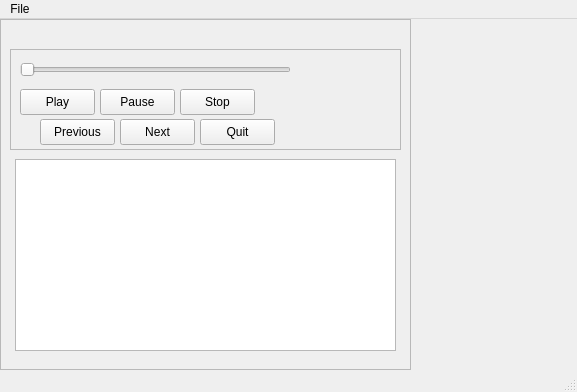
dylanarmstrong/musicroxx, file ui/wind.ui: the form before one commit.
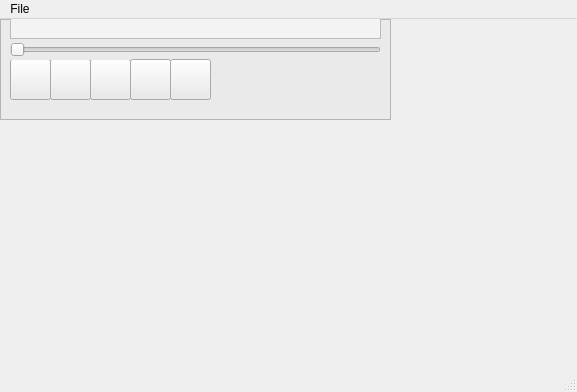
The form after the commit. Icons and pictures are not drawn.

Commit message: Added in icons, and removed the playlist for now

Diff of the .ui file:
```diff
--- a/ui/wind.ui
+++ b/ui/wind.ui
@@ -26,26 +26,11 @@
    <string>MainWindow</string>
   </property>
   <widget class="QWidget" name="centralwidget">
-   <widget class="QFrame" name="frame_2">
-    <property name="geometry">
-     <rect>
-      <x>0</x>
-      <y>0</y>
-      <width>411</width>
-      <height>351</height>
-     </rect>
-    </property>
-    <property name="frameShape">
-     <enum>QFrame::StyledPanel</enum>
-    </property>
-    <property name="frameShadow">
-     <enum>QFrame::Raised</enum>
-    </property>
     <widget class="QFrame" name="frame">
      <property name="geometry">
       <rect>
-       <x>10</x>
-       <y>30</y>
+      <x>0</x>
+      <y>0</y>
        <width>391</width>
        <height>101</height>
       </rect>
@@ -62,6 +47,9 @@
        <height>101</height>
       </size>
      </property>
+    <property name="styleSheet">
+     <string notr="true">background-color: rgb(234, 234, 234)</string>
+    </property>
      <property name="frameShape">
       <enum>QFrame::StyledPanel</enum>
      </property>
@@ -71,27 +59,47 @@
      <widget class="QPushButton" name="Play">
       <property name="geometry">
        <rect>
-        <x>10</x>
+       <x>50</x>
         <y>40</y>
-        <width>75</width>
-        <height>26</height>
+       <width>41</width>
+       <height>41</height>
        </rect>
       </property>
       <property name="text">
-       <string>Play</string>
+      <string/>
+     </property>
+     <property name="icon">
+      <iconset>
+       <normaloff>./res/icons/gtk-media-play-ltr.svg</normaloff>./res/icons/gtk-media-play-ltr.svg</iconset>
+     </property>
+     <property name="iconSize">
+      <size>
+       <width>24</width>
+       <height>24</height>
+      </size>
       </property>
      </widget>
      <widget class="QPushButton" name="Previous">
       <property name="geometry">
        <rect>
-        <x>30</x>
-        <y>70</y>
-        <width>75</width>
-        <height>26</height>
+       <x>10</x>
+       <y>40</y>
+       <width>41</width>
+       <height>41</height>
        </rect>
       </property>
       <property name="text">
-       <string>Previous</string>
+      <string/>
+     </property>
+     <property name="icon">
+      <iconset>
+       <normaloff>./res/icons/player_start.svg</normaloff>./res/icons/player_start.svg</iconset>
+     </property>
+     <property name="iconSize">
+      <size>
+       <width>24</width>
+       <height>24</height>
+      </size>
       </property>
      </widget>
      <widget class="QPushButton" name="Pause">
@@ -99,19 +107,29 @@
        <rect>
         <x>90</x>
         <y>40</y>
-        <width>75</width>
-        <height>26</height>
+       <width>41</width>
+       <height>41</height>
        </rect>
       </property>
       <property name="text">
-       <string>Pause</string>
+      <string/>
+     </property>
+     <property name="icon">
+      <iconset>
+       <normaloff>./res/icons/gtk-media-pause.svg</normaloff>./res/icons/gtk-media-pause.svg</iconset>
+     </property>
+     <property name="iconSize">
+      <size>
+       <width>24</width>
+       <height>24</height>
+      </size>
       </property>
      </widget>
      <widget class="QLabel" name="songprg_num">
       <property name="geometry">
        <rect>
-        <x>290</x>
-        <y>10</y>
+       <x>250</x>
+       <y>50</y>
         <width>91</width>
         <height>20</height>
        </rect>
@@ -124,8 +142,8 @@
       <property name="geometry">
        <rect>
         <x>10</x>
-        <y>10</y>
-        <width>271</width>
+       <y>20</y>
+       <width>371</width>
         <height>21</height>
        </rect>
       </property>
@@ -136,72 +154,74 @@
        <enum>Qt::Horizontal</enum>
       </property>
      </widget>
-     <widget class="QPushButton" name="Quit">
-      <property name="geometry">
-       <rect>
-        <x>190</x>
-        <y>70</y>
-        <width>75</width>
-        <height>26</height>
-       </rect>
-      </property>
-      <property name="text">
-       <string>Quit</string>
-      </property>
-     </widget>
      <widget class="QPushButton" name="Next">
       <property name="geometry">
        <rect>
-        <x>110</x>
-        <y>70</y>
-        <width>75</width>
-        <height>26</height>
-       </rect>
-      </property>
-      <property name="text">
-       <string>Next</string>
-      </property>
-     </widget>
-     <widget class="QPushButton" name="Stop">
-      <property name="geometry">
-       <rect>
         <x>170</x>
         <y>40</y>
-        <width>75</width>
-        <height>26</height>
+       <width>41</width>
+       <height>41</height>
        </rect>
       </property>
       <property name="text">
-       <string>Stop</string>
-      </property>
-     </widget>
+      <string/>
+     </property>
+     <property name="icon">
+      <iconset>
+       <normaloff>./res/icons/player_end.svg</normaloff>./res/icons/player_end.svg</iconset>
+     </property>
+     <property name="iconSize">
+      <size>
+       <width>24</width>
+       <height>24</height>
+      </size>
+     </property>
+    </widget>
+    <widget class="QPushButton" name="Stop">
+     <property name="geometry">
+      <rect>
+       <x>130</x>
+       <y>40</y>
+       <width>41</width>
+       <height>41</height>
+      </rect>
+     </property>
+     <property name="text">
+      <string/>
+     </property>
+     <property name="icon">
+      <iconset>
+       <normaloff>./res/icons/gtk-media-stop.svg</normaloff>./res/icons/gtk-media-stop.svg</iconset>
+     </property>
+     <property name="iconSize">
+      <size>
+       <width>24</width>
+       <height>24</height>
+      </size>
+     </property>
     </widget>
     <widget class="QLabel" name="songlb">
      <property name="geometry">
       <rect>
-       <x>20</x>
-       <y>10</y>
+       <x>10</x>
+       <y>-1</y>
        <width>371</width>
-       <height>20</height>
+       <height>21</height>
       </rect>
      </property>
+     <property name="styleSheet">
+      <string notr="true">background-color: rgb(243, 243, 243);</string>
+     </property>
+     <property name="frameShape">
+      <enum>QFrame::StyledPanel</enum>
+     </property>
+     <property name="frameShadow">
+      <enum>QFrame::Sunken</enum>
+     </property>
      <property name="text">
       <string/>
      </property>
     </widget>
-    <widget class="QListWidget" name="playlist">
-     <property name="geometry">
-      <rect>
-       <x>15</x>
-       <y>140</y>
-       <width>381</width>
-       <height>192</height>
-      </rect>
-     </property>
-     <property name="frameShadow">
-      <enum>QFrame::Raised</enum>
-     </property>
-    </widget>
    </widget>
   </widget>
   <widget class="QMenuBar" name="menubar">
```
Left out of the diff: 17 changed lines with no effect on the pictures. Lines whose indentation alone changed are shown as unchanged. The commit also changes 326 other files.
